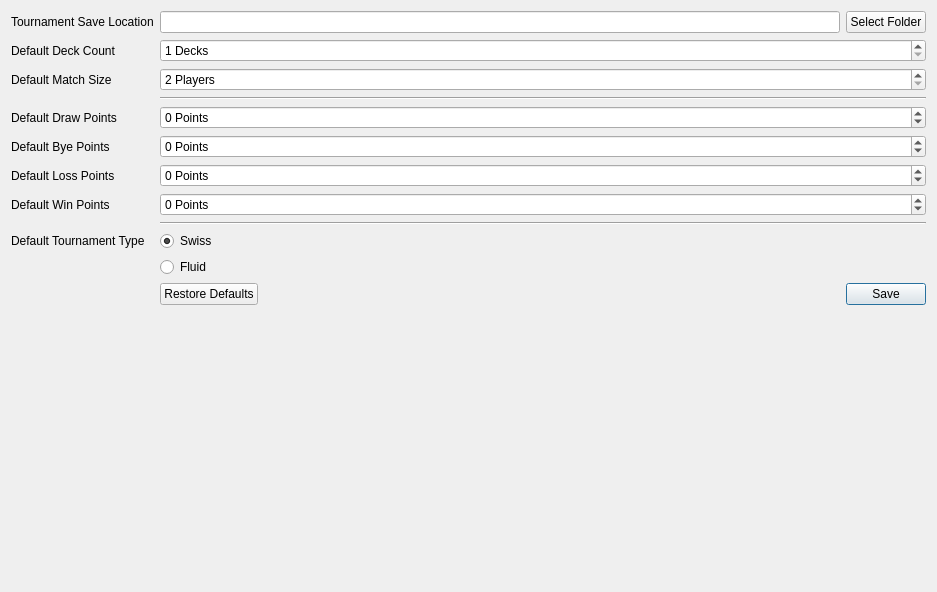
SquireTournamentServices/SquireDesktop, file src/ui/menubar/file/settingtab.ui: the form before one commit.
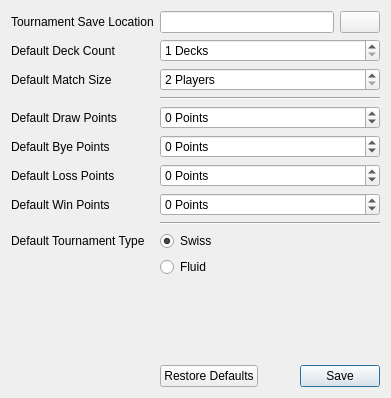
The form after the commit. Icons and pictures are not drawn.

Commit message: feat: new tournament dialogue ui

The edit to the form file:
```diff
--- a/src/ui/menubar/file/settingtab.ui
+++ b/src/ui/menubar/file/settingtab.ui
@@ -6,8 +6,8 @@
    <rect>
     <x>0</x>
     <y>0</y>
-    <width>937</width>
-    <height>592</height>
+    <width>391</width>
+    <height>398</height>
    </rect>
   </property>
   <property name="windowTitle">
@@ -29,7 +29,7 @@
      <item>
       <widget class="QPushButton" name="tournSaveLocationButton">
        <property name="text">
-        <string>Select Folder</string>
+        <string/>
        </property>
        <property name="icon">
         <iconset theme="document-open">
@@ -195,6 +195,19 @@
      </property>
     </widget>
    </item>
+   <item row="13" column="1">
+    <spacer name="verticalSpacer">
+     <property name="orientation">
+      <enum>Qt::Vertical</enum>
+     </property>
+     <property name="sizeHint" stdset="0">
+      <size>
+       <width>20</width>
+       <height>40</height>
+      </size>
+     </property>
+    </spacer>
+   </item>
   </layout>
  </widget>
  <resources/>
```
The commit also changes 6 other files.
